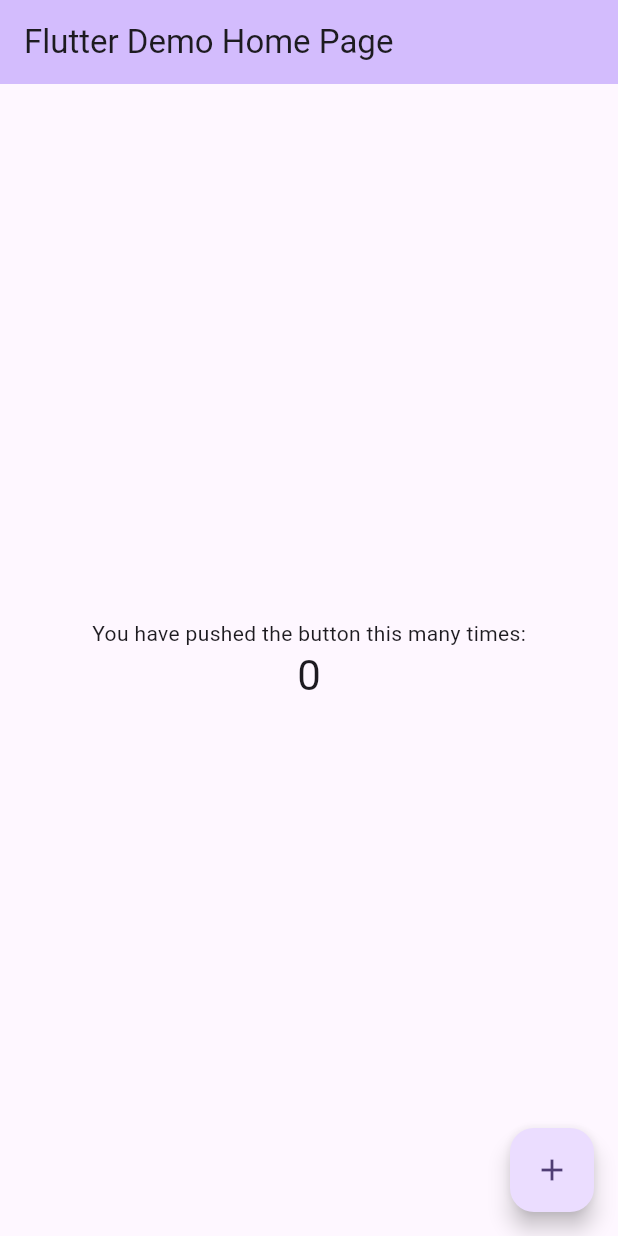
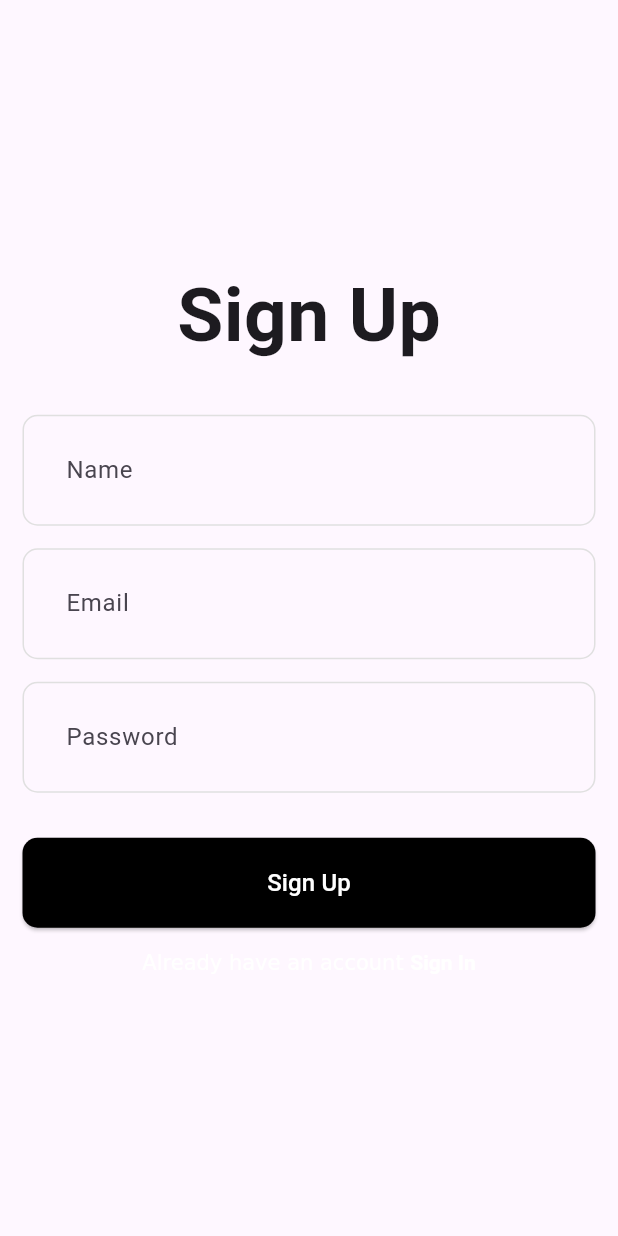
Before and after one commit to Nahid-web/task_app, a Flutter app: the screen it shows after launch, on a phone screen of 412 x 824 dp. Run offline on Flutter 3.47's test engine with Material 3 defaults, Android fonts, the phone set to English and light mode, and no system bars.

Commit message:
sign up page ui and form validation

```diff
--- /dev/null
+++ b/taskapp_frontend/lib/features/auth/pages/signup_page.dart
@@ -0,0 +1,129 @@
+import 'package:flutter/material.dart';
+
+class SignupPage extends StatefulWidget {
+  const SignupPage({super.key});
+
+  @override
+  State<SignupPage> createState() => _SignupPageState();
+}
+
+class _SignupPageState extends State<SignupPage> {
+  final _nameController = TextEditingController();
+  final _emailController = TextEditingController();
+  final _passwordController = TextEditingController();
+  final _formKey = GlobalKey<FormState>();
+
+  void signUpUser() {
+    if(_formKey.currentState!.validate()){
+
+    }
+  }
+
+  @override
+  void dispose() {
+    // TODO: implement dispose
+    _nameController.dispose();
+    _emailController.dispose();
+    _passwordController.dispose();
+    super.dispose();
+  }
+
+  @override
+  Widget build(BuildContext context) {
+    return Scaffold(
+      body: Padding(
+        padding: const EdgeInsets.all(15),
+        child: Form(
+          key: _formKey,
+          child: Column(
+            mainAxisAlignment: MainAxisAlignment.center,
+            children: [
+              Text(
+                'Sign Up',
+                style: TextStyle(
+                  fontSize: 50,
+                  fontWeight: FontWeight.bold,
+                ),
+              ),
+              const SizedBox(
+                height: 30,
+              ),
+              TextFormField(
+                controller: _nameController,
+                decoration: InputDecoration(
+                  hintText: 'Name',
+                ),
+                validator: (value) {
+                  if (value == null || value.trim().isEmpty) {
+                    return 'Name field cannot be empty';
+                  }
+                  return null;
+                },
+              ),
+              const SizedBox(
+                height: 15,
+              ),
+              TextFormField(
+                controller: _emailController,
+                decoration: InputDecoration(
+                  hintText: 'Email',
+                ),
+                validator: (value) {
+                  if (value == null ||
+                      value.trim().isEmpty ||
+                      !value.contains("@")) {
+                    return 'Email field is invalid';
+                  }
+                  return null;
+                },
+              ),
+              const SizedBox(
+                height: 15,
+              ),
+              TextFormField(
+                controller: _passwordController,
+                decoration: InputDecoration(
+                  hintText: 'Password',
+                ),
+                validator: (value) {
+                  if (value == null ||
+                      value.trim().isEmpty ||
+                      value.length <= 6) {
+                    return 'Password field is invalid';
+                  }
+                  return null;
+                },
+              ),
+              const SizedBox(
+                height: 30,
+              ),
+              ElevatedButton(
+                onPressed: signUpUser,
+                child: Text(
+                  'Sign Up',
+                  style: TextStyle(
+                    fontSize: 16,
+                  ),
+                ),
+              ),
+              const SizedBox(
+                height: 15,
+              ),
+              RichText(
+                text: TextSpan(
+                  text: 'Already have an account ',
+                  children: [
+                    TextSpan(
+                      text: 'Sign In',
+                      style: TextStyle(fontWeight: FontWeight.bold),
+                    ),
+                  ],
+                ),
+              )
+            ],
+          ),
+        ),
+      ),
+    );
+  }
+}
--- a/taskapp_frontend/lib/main.dart
+++ b/taskapp_frontend/lib/main.dart
@@ -1,4 +1,5 @@
 import 'package:flutter/material.dart';
+import 'package:taskapp_frontend/features/auth/pages/signup_page.dart';
 
 void main() {
   runApp(const MyApp());
@@ -7,119 +8,53 @@
 class MyApp extends StatelessWidget {
   const MyApp({super.key});
 
-  // This widget is the root of your application.
   @override
   Widget build(BuildContext context) {
     return MaterialApp(
-      title: 'Flutter Demo',
+      title: 'Task Manager App',
       theme: ThemeData(
-        // This is the theme of your application.
-        //
-        // TRY THIS: Try running your application with "flutter run". You'll see
-        // the application has a purple toolbar. Then, without quitting the app,
-        // try changing the seedColor in the colorScheme below to Colors.green
-        // and then invoke "hot reload" (save your changes or press the "hot
-        // reload" button in a Flutter-supported IDE, or press "r" if you used
-        // the command line to start the app).
-        //
-        // Notice that the counter didn't reset back to zero; the application
-        // state is not lost during the reload. To reset the state, use hot
-        // restart instead.
-        //
-        // This works for code too, not just values: Most code changes can be
-        // tested with just a hot reload.
-        colorScheme: ColorScheme.fromSeed(seedColor: Colors.deepPurple),
+        // colorScheme: ColorScheme.fromSeed(seedColor: Colors.deepPurple),
         useMaterial3: true,
+        elevatedButtonTheme: ElevatedButtonThemeData(
+          style: ElevatedButton.styleFrom(
+            backgroundColor: Colors.black,
+            foregroundColor: Colors.white,
+            minimumSize: Size(
+              double.infinity,
+              60,
+            ),
+            shape: RoundedRectangleBorder(
+              borderRadius: BorderRadius.circular(
+                10,
+              ),
+            ),
+          ),
+        ),
+        inputDecorationTheme: InputDecorationTheme(
+          contentPadding: const EdgeInsets.all(25),
+          border: OutlineInputBorder(
+            borderSide: BorderSide(width: 3),
+            borderRadius: BorderRadius.circular(10),
+          ),
+          enabledBorder: OutlineInputBorder(
+            borderSide: BorderSide(
+              color: Colors.grey.shade300,
+            ),
+            borderRadius: BorderRadius.circular(10),
+          ),
+          focusedBorder: OutlineInputBorder(
+            borderSide: BorderSide(
+              width: 3,
+            ),
+            borderRadius: BorderRadius.circular(10),
+          ),
+          errorBorder: OutlineInputBorder(
+            borderSide: BorderSide(color: Colors.red, width: 3),
+            borderRadius: BorderRadius.circular(10),
+          ),
+        ),
       ),
-      home: const MyHomePage(title: 'Flutter Demo Home Page'),
+      home: const SignupPage(),
     );
   }
 }
-
-class MyHomePage extends StatefulWidget {
-  const MyHomePage({super.key, required this.title});
-
-  // This widget is the home page of your application. It is stateful, meaning
-  // that it has a State object (defined below) that contains fields that affect
-  // how it looks.
-
-  // This class is the configuration for the state. It holds the values (in this
-  // case the title) provided by the parent (in this case the App widget) and
-  // used by the build method of the State. Fields in a Widget subclass are
-  // always marked "final".
-
-  final String title;
-
-  @override
-  State<MyHomePage> createState() => _MyHomePageState();
-}
-
-class _MyHomePageState extends State<MyHomePage> {
-  int _counter = 0;
-
-  void _incrementCounter() {
-    setState(() {
-      // This call to setState tells the Flutter framework that something has
-      // changed in this State, which causes it to rerun the build method below
-      // so that the display can reflect the updated values. If we changed
-      // _counter without calling setState(), then the build method would not be
-      // called again, and so nothing would appear to happen.
-      _counter++;
-    });
-  }
-
-  @override
-  Widget build(BuildContext context) {
-    // This method is rerun every time setState is called, for instance as done
-    // by the _incrementCounter method above.
-    //
-    // The Flutter framework has been optimized to make rerunning build methods
-    // fast, so that you can just rebuild anything that needs updating rather
-    // than having to individually change instances of widgets.
-    return Scaffold(
-      appBar: AppBar(
-        // TRY THIS: Try changing the color here to a specific color (to
-        // Colors.amber, perhaps?) and trigger a hot reload to see the AppBar
-        // change color while the other colors stay the same.
-        backgroundColor: Theme.of(context).colorScheme.inversePrimary,
-        // Here we take the value from the MyHomePage object that was created by
-        // the App.build method, and use it to set our appbar title.
-        title: Text(widget.title),
-      ),
-      body: Center(
-        // Center is a layout widget. It takes a single child and positions it
-        // in the middle of the parent.
-        child: Column(
-          // Column is also a layout widget. It takes a list of children and
-          // arranges them vertically. By default, it sizes itself to fit its
-          // children horizontally, and tries to be as tall as its parent.
-          //
-          // Column has various properties to control how it sizes itself and
-          // how it positions its children. Here we use mainAxisAlignment to
-          // center the children vertically; the main axis here is the vertical
-          // axis because Columns are vertical (the cross axis would be
-          // horizontal).
-          //
-          // TRY THIS: Invoke "debug painting" (choose the "Toggle Debug Paint"
-          // action in the IDE, or press "p" in the console), to see the
-          // wireframe for each widget.
-          mainAxisAlignment: MainAxisAlignment.center,
-          children: <Widget>[
-            const Text(
-              'You have pushed the button this many times:',
-            ),
-            Text(
-              '$_counter',
-              style: Theme.of(context).textTheme.headlineMedium,
-            ),
-          ],
-        ),
-      ),
-      floatingActionButton: FloatingActionButton(
-        onPressed: _incrementCounter,
-        tooltip: 'Increment',
-        child: const Icon(Icons.add),
-      ), // This trailing comma makes auto-formatting nicer for build methods.
-    );
-  }
-}
```
